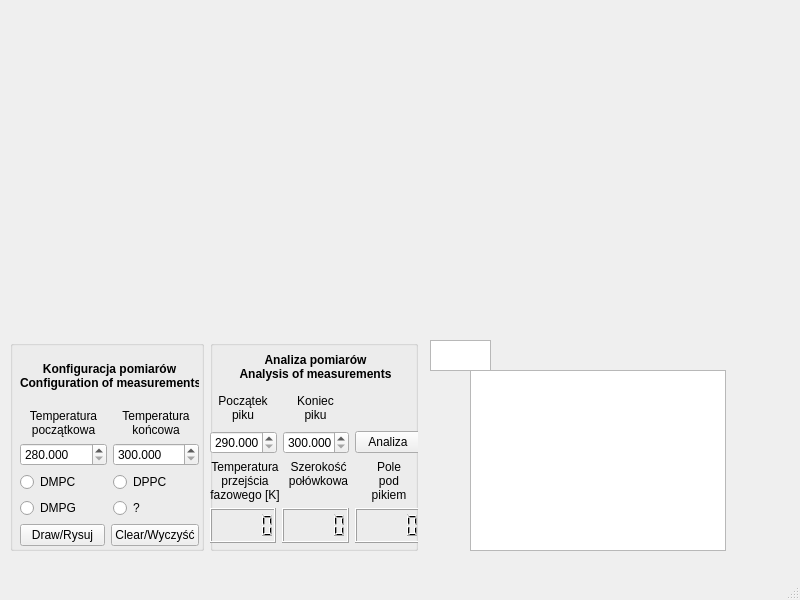
Old version of the form Calorimetry/mainwindow.ui in the repository pgogoWro/CalorimetryQT.
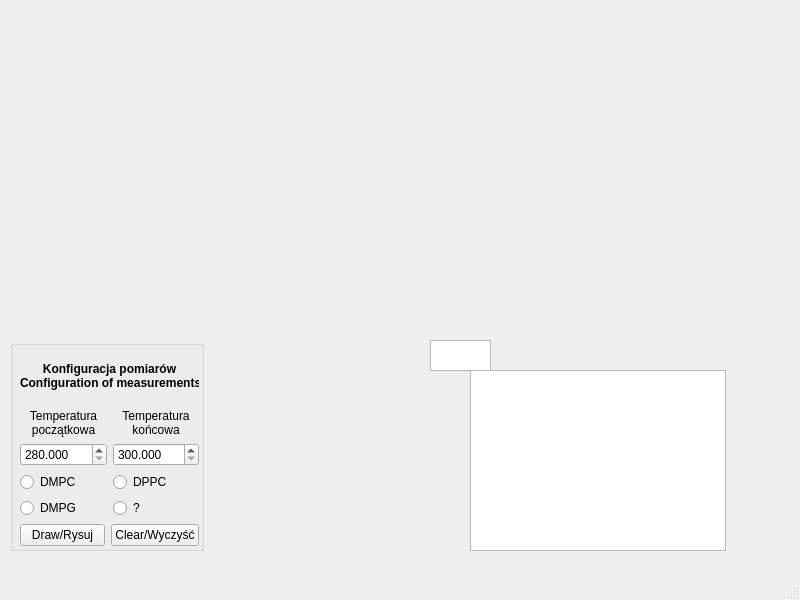
New version of the form. Custom widgets are drawn as their Qt base class.

Commit message: Area under curve doesnt work, start doing second window for analysis class

Diff of the .ui file:
```diff
--- a/Calorimetry/mainwindow.ui
+++ b/Calorimetry/mainwindow.ui
@@ -182,162 +182,6 @@
      </layout>
     </widget>
    </widget>
-   <widget class="QGroupBox" name="groupBox_2">
-    <property name="geometry">
-     <rect>
-      <x>210</x>
-      <y>340</y>
-      <width>208</width>
-      <height>211</height>
-     </rect>
-    </property>
-    <widget class="QWidget" name="layoutWidget">
-     <property name="geometry">
-      <rect>
-       <x>0</x>
-       <y>10</y>
-       <width>211</width>
-       <height>193</height>
-      </rect>
-     </property>
-     <layout class="QVBoxLayout" name="verticalLayout_7">
-      <item>
-       <widget class="QLabel" name="label_7">
-        <property name="text">
-         <string>&lt;html&gt;&lt;head/&gt;&lt;body&gt;&lt;p&gt;&lt;span style=&quot; font-weight:700;&quot;&gt;Analiza pomiarów&lt;br/&gt;Analysis of measurements&lt;/span&gt;&lt;/p&gt;&lt;/body&gt;&lt;/html&gt;</string>
-        </property>
-        <property name="alignment">
-         <set>Qt::AlignCenter</set>
-        </property>
-       </widget>
-      </item>
-      <item>
-       <layout class="QHBoxLayout" name="horizontalLayout_7">
-        <item>
-         <widget class="QLabel" name="label_5">
-          <property name="text">
-           <string>&lt;html&gt;&lt;head/&gt;&lt;body&gt;&lt;p&gt;Początek&lt;br/&gt;piku&lt;/p&gt;&lt;/body&gt;&lt;/html&gt;</string>
-          </property>
-          <property name="alignment">
-           <set>Qt::AlignCenter</set>
-          </property>
-         </widget>
-        </item>
-        <item>
-         <widget class="QLabel" name="label_6">
-          <property name="text">
-           <string>&lt;html&gt;&lt;head/&gt;&lt;body&gt;&lt;p&gt;Koniec&lt;br/&gt;piku&lt;/p&gt;&lt;/body&gt;&lt;/html&gt;</string>
-          </property>
-          <property name="alignment">
-           <set>Qt::AlignCenter</set>
-          </property>
-         </widget>
-        </item>
-        <item>
-         <widget class="QLabel" name="label_8">
-          <property name="text">
-           <string/>
-          </property>
-          <property name="alignment">
-           <set>Qt::AlignCenter</set>
-          </property>
-         </widget>
-        </item>
-       </layout>
-      </item>
-      <item>
-       <layout class="QHBoxLayout" name="horizontalLayout_6">
-        <item>
-         <widget class="QDoubleSpinBox" name="startPik">
-          <property name="decimals">
-           <number>3</number>
-          </property>
-          <property name="minimum">
-           <double>290.000000000000000</double>
-          </property>
-          <property name="maximum">
-           <double>320.000000000000000</double>
-          </property>
-          <property name="singleStep">
-           <double>0.015000000000000</double>
-          </property>
-         </widget>
-        </item>
-        <item>
-         <widget class="QDoubleSpinBox" name="endPik">
-          <property name="decimals">
-           <number>3</number>
-          </property>
-          <property name="minimum">
-           <double>300.000000000000000</double>
-          </property>
-          <property name="maximum">
-           <double>320.000000000000000</double>
-          </property>
-          <property name="singleStep">
-           <double>0.015000000000000</double>
-          </property>
-         </widget>
-        </item>
-        <item>
-         <widget class="QPushButton" name="analysisButton">
-          <property name="text">
-           <string>Analiza</string>
-          </property>
-         </widget>
-        </item>
-       </layout>
-      </item>
-      <item>
-       <layout class="QHBoxLayout" name="horizontalLayout_5">
-        <item>
-         <widget class="QLabel" name="label_2">
-          <property name="text">
-           <string>&lt;html&gt;&lt;head/&gt;&lt;body&gt;&lt;p&gt;Temperatura&lt;br/&gt;przejścia&lt;br/&gt;fazowego [K]&lt;/p&gt;&lt;/body&gt;&lt;/html&gt;</string>
-          </property>
-          <property name="alignment">
-           <set>Qt::AlignCenter</set>
-          </property>
-         </widget>
-        </item>
-        <item>
-         <widget class="QLabel" name="label_4">
-          <property name="text">
-           <string>&lt;html&gt;&lt;head/&gt;&lt;body&gt;&lt;p&gt;Szerokość&lt;br/&gt;połówkowa&lt;/p&gt;&lt;/body&gt;&lt;/html&gt;</string>
-          </property>
-          <property name="alignment">
-           <set>Qt::AlignHCenter|Qt::AlignTop</set>
-          </property>
-         </widget>
-        </item>
-        <item>
-         <widget class="QLabel" name="label_3">
-          <property name="text">
-           <string>&lt;html&gt;&lt;head/&gt;&lt;body&gt;&lt;p&gt;Pole&lt;br/&gt;pod&lt;br/&gt;pikiem&lt;/p&gt;&lt;/body&gt;&lt;/html&gt;</string>
-          </property>
-          <property name="alignment">
-           <set>Qt::AlignCenter</set>
-          </property>
-         </widget>
-        </item>
-       </layout>
-      </item>
-      <item>
-       <layout class="QHBoxLayout" name="horizontalLayout_4">
-        <item>
-         <widget class="QLCDNumber" name="lcdnumber"/>
-        </item>
-        <item>
-         <widget class="QLCDNumber" name="lcdNumber_2"/>
-        </item>
-        <item>
-         <widget class="QLCDNumber" name="areaUnderCurve"/>
-        </item>
-       </layout>
-      </item>
-     </layout>
-    </widget>
-   </widget>
    <widget class="QTextBrowser" name="infoBox">
     <property name="geometry">
      <rect>
```
The commit also changes 39 other files.
